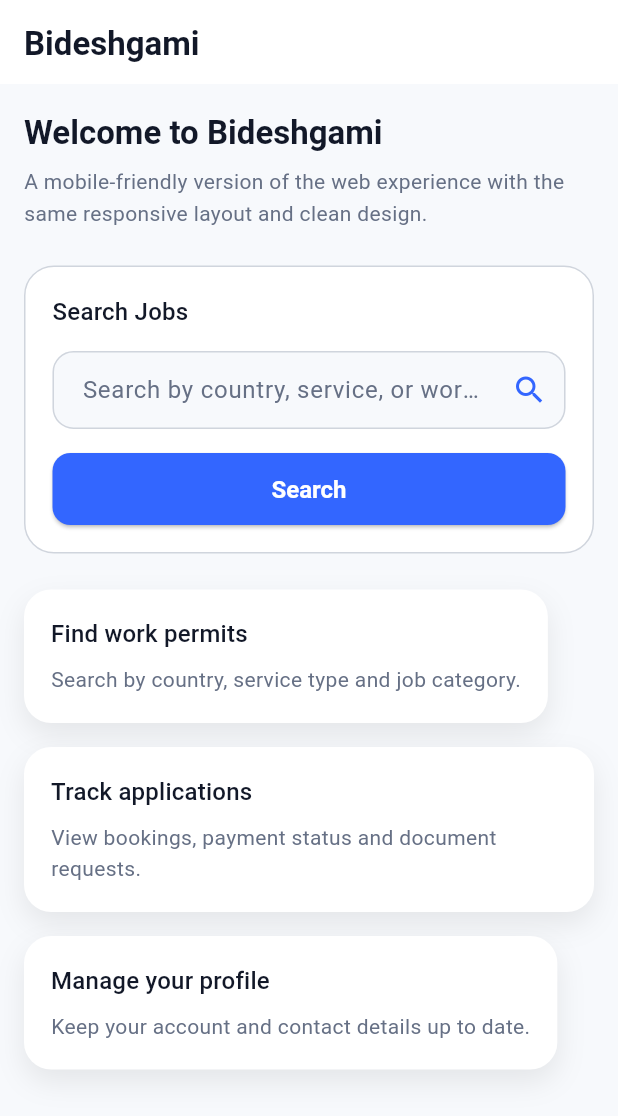
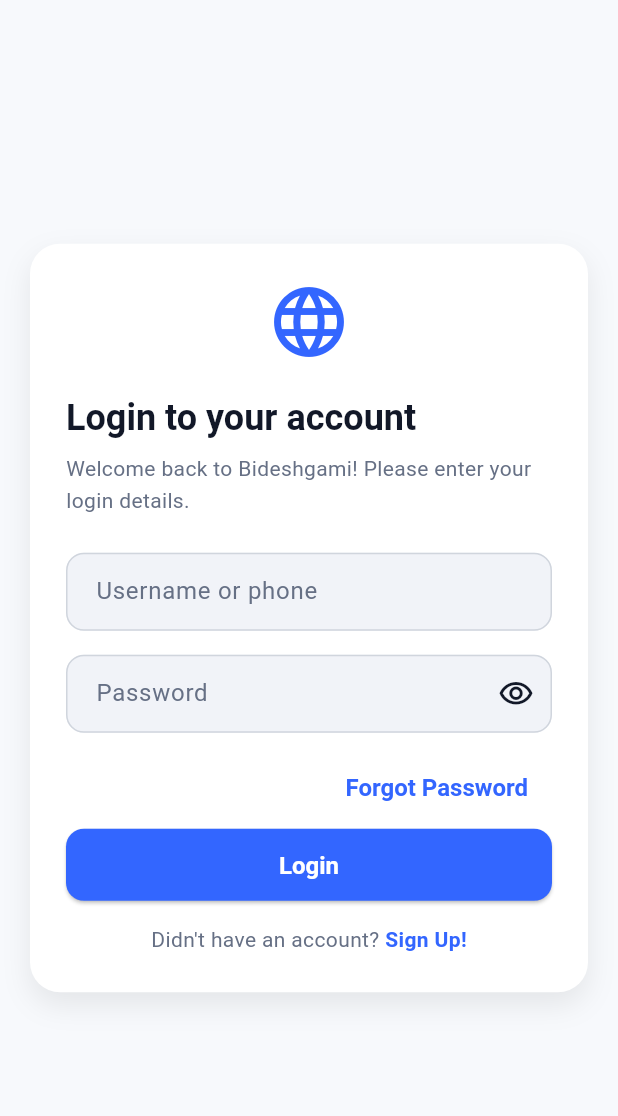
Before and after one commit to bg-mobile-app/bg_mobile_app, a Flutter app: the screen it shows after launch, on a phone screen of 412 x 824 dp. Shown: the top 1116 px of the screen. Run offline on Flutter 3.47's test engine with Material 3 defaults, Android fonts, the phone set to English and light mode, and no system bars.

Commit message:
Add static mobile sign-in screen UI

```diff
--- a/lib/app.dart
+++ b/lib/app.dart
@@ -2,6 +2,7 @@
 import 'package:flutter_localizations/flutter_localizations.dart';
 
 import 'common/theme/app_theme.dart';
+import 'features/auth/sign_in_screen.dart';
 import 'routes/app_routes.dart';
 
 class BideshgamiApp extends StatelessWidget {
@@ -20,8 +21,11 @@
         GlobalCupertinoLocalizations.delegate,
       ],
       supportedLocales: const [Locale('en', 'US')],
-      initialRoute: AppRoutes.home,
-      routes: {AppRoutes.home: (_) => const AppHomePage()},
+      initialRoute: AppRoutes.login,
+      routes: {
+        AppRoutes.login: (_) => const SignInScreen(),
+        AppRoutes.home: (_) => const AppHomePage(),
+      },
     );
   }
 }
--- /dev/null
+++ b/lib/features/auth/sign_in_screen.dart
@@ -0,0 +1,140 @@
+import 'package:flutter/material.dart';
+
+class SignInScreen extends StatefulWidget {
+  const SignInScreen({super.key});
+
+  @override
+  State<SignInScreen> createState() => _SignInScreenState();
+}
+
+class _SignInScreenState extends State<SignInScreen> {
+  final TextEditingController _usernameController = TextEditingController();
+  final TextEditingController _passwordController = TextEditingController();
+  bool _showPassword = false;
+
+  @override
+  void dispose() {
+    _usernameController.dispose();
+    _passwordController.dispose();
+    super.dispose();
+  }
+
+  @override
+  Widget build(BuildContext context) {
+    final theme = Theme.of(context);
+
+    return Scaffold(
+      backgroundColor: theme.colorScheme.background,
+      body: SafeArea(
+        child: Center(
+          child: SingleChildScrollView(
+            padding: const EdgeInsets.symmetric(horizontal: 20, vertical: 24),
+            child: ConstrainedBox(
+              constraints: const BoxConstraints(maxWidth: 420),
+              child: Container(
+                padding: const EdgeInsets.all(24),
+                decoration: BoxDecoration(
+                  color: theme.colorScheme.surface,
+                  borderRadius: BorderRadius.circular(20),
+                  boxShadow: [
+                    BoxShadow(
+                      color: theme.shadowColor.withOpacity(0.08),
+                      blurRadius: 16,
+                      offset: const Offset(0, 8),
+                    ),
+                  ],
+                ),
+                child: Column(
+                  crossAxisAlignment: CrossAxisAlignment.start,
+                  children: [
+                    Center(
+                      child: Icon(
+                        Icons.language,
+                        size: 56,
+                        color: theme.colorScheme.primary,
+                      ),
+                    ),
+                    const SizedBox(height: 20),
+                    Text(
+                      'Login to your account',
+                      style: theme.textTheme.headlineSmall?.copyWith(
+                        fontWeight: FontWeight.w700,
+                      ),
+                    ),
+                    const SizedBox(height: 8),
+                    Text(
+                      'Welcome back to Bideshgami! Please enter your login details.',
+                      style: theme.textTheme.bodyMedium,
+                    ),
+                    const SizedBox(height: 24),
+                    TextField(
+                      controller: _usernameController,
+                      keyboardType: TextInputType.text,
+                      decoration: const InputDecoration(
+                        labelText: 'Username or phone',
+                        hintText: 'Enter your username or phone',
+                      ),
+                    ),
+                    const SizedBox(height: 16),
+                    TextField(
+                      controller: _passwordController,
+                      obscureText: !_showPassword,
+                      decoration: InputDecoration(
+                        labelText: 'Password',
+                        hintText: 'Enter your password',
+                        suffixIcon: IconButton(
+                          onPressed: () {
+                            setState(() => _showPassword = !_showPassword);
+                          },
+                          icon: Icon(
+                            _showPassword
+                                ? Icons.visibility_off_outlined
+                                : Icons.visibility_outlined,
+                          ),
+                        ),
+                      ),
+                    ),
+                    const SizedBox(height: 12),
+                    Align(
+                      alignment: Alignment.centerRight,
+                      child: TextButton(
+                        onPressed: () {},
+                        child: const Text('Forgot Password'),
+                      ),
+                    ),
+                    const SizedBox(height: 4),
+                    SizedBox(
+                      width: double.infinity,
+                      child: ElevatedButton(
+                        onPressed: () {},
+                        child: const Text('Login'),
+                      ),
+                    ),
+                    const SizedBox(height: 16),
+                    Center(
+                      child: RichText(
+                        text: TextSpan(
+                          style: theme.textTheme.bodyMedium,
+                          children: [
+                            const TextSpan(text: 'Didn\'t have an account? '),
+                            TextSpan(
+                              text: 'Sign Up!',
+                              style: theme.textTheme.bodyMedium?.copyWith(
+                                color: theme.colorScheme.primary,
+                                fontWeight: FontWeight.w700,
+                              ),
+                            ),
+                          ],
+                        ),
+                      ),
+                    ),
+                  ],
+                ),
+              ),
+            ),
+          ),
+        ),
+      ),
+    );
+  }
+}
```
